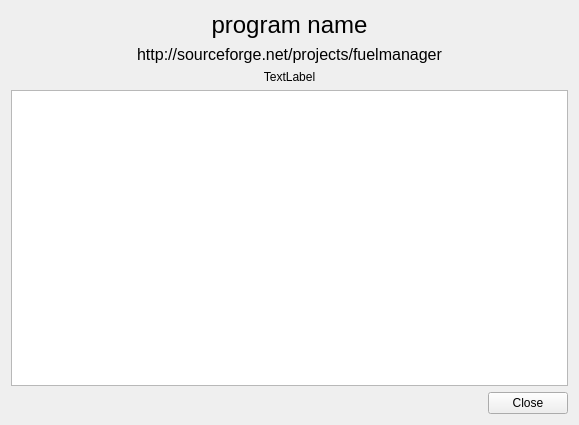
This is about.ui in kc8hfi/fuelmanager as Qt 5 draws it before an edit. The edited form follows.
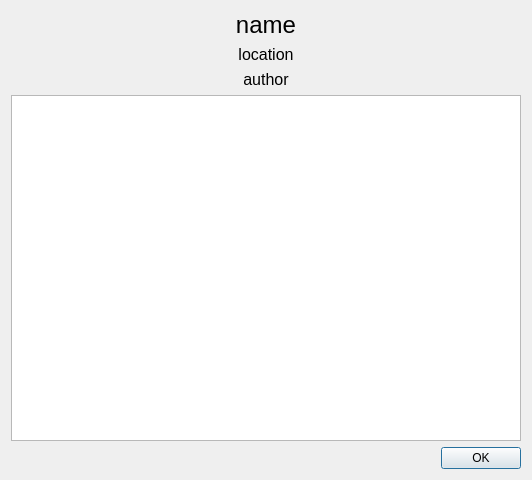
This is the edited form.

Commit message: Refactored the about dialog started working on the all data model refactoring other code refactorings

```diff
--- a/about.ui
+++ b/about.ui
@@ -1,13 +1,13 @@
 <?xml version="1.0" encoding="UTF-8"?>
 <ui version="4.0">
- <class>About_Base</class>
- <widget class="QWidget" name="About_Base">
+ <class>About</class>
+ <widget class="QDialog" name="About">
   <property name="geometry">
    <rect>
     <x>0</x>
     <y>0</y>
-    <width>579</width>
-    <height>425</height>
+    <width>532</width>
+    <height>480</height>
    </rect>
   </property>
   <property name="windowTitle">
@@ -22,10 +22,7 @@
       </font>
      </property>
      <property name="text">
-      <string>program name</string>
-     </property>
-     <property name="textFormat">
-      <enum>Qt::RichText</enum>
+      <string>name</string>
      </property>
      <property name="alignment">
       <set>Qt::AlignCenter</set>
@@ -40,7 +37,7 @@
       </font>
      </property>
      <property name="text">
-      <string>http://sourceforge.net/projects/fuelmanager</string>
+      <string>location</string>
      </property>
      <property name="alignment">
       <set>Qt::AlignCenter</set>
@@ -48,9 +45,14 @@
     </widget>
    </item>
    <item>
-    <widget class="QLabel" name="author">
+    <widget class="QLabel" name="programAuthor">
+     <property name="font">
+      <font>
+       <pointsize>12</pointsize>
+      </font>
+     </property>
      <property name="text">
-      <string>TextLabel</string>
+      <string>author</string>
      </property>
      <property name="alignment">
       <set>Qt::AlignCenter</set>
@@ -58,11 +60,7 @@
     </widget>
    </item>
    <item>
-    <widget class="QTextEdit" name="license">
-     <property name="readOnly">
-      <bool>true</bool>
-     </property>
-    </widget>
+    <widget class="QTextBrowser" name="textBrowser"/>
    </item>
    <item>
     <layout class="QHBoxLayout" name="horizontalLayout">
@@ -73,16 +71,16 @@
        </property>
        <property name="sizeHint" stdset="0">
         <size>
-         <width>298</width>
+         <width>228</width>
          <height>20</height>
         </size>
        </property>
       </spacer>
      </item>
      <item>
-      <widget class="QPushButton" name="closeButton">
-       <property name="text">
-        <string>Close</string>
+      <widget class="QDialogButtonBox" name="buttonBox">
+       <property name="standardButtons">
+        <set>QDialogButtonBox::Ok</set>
        </property>
       </widget>
      </item>
```
Left out of the diff: 21 changed lines with no effect on the pictures. The commit also changes 16 other files.
